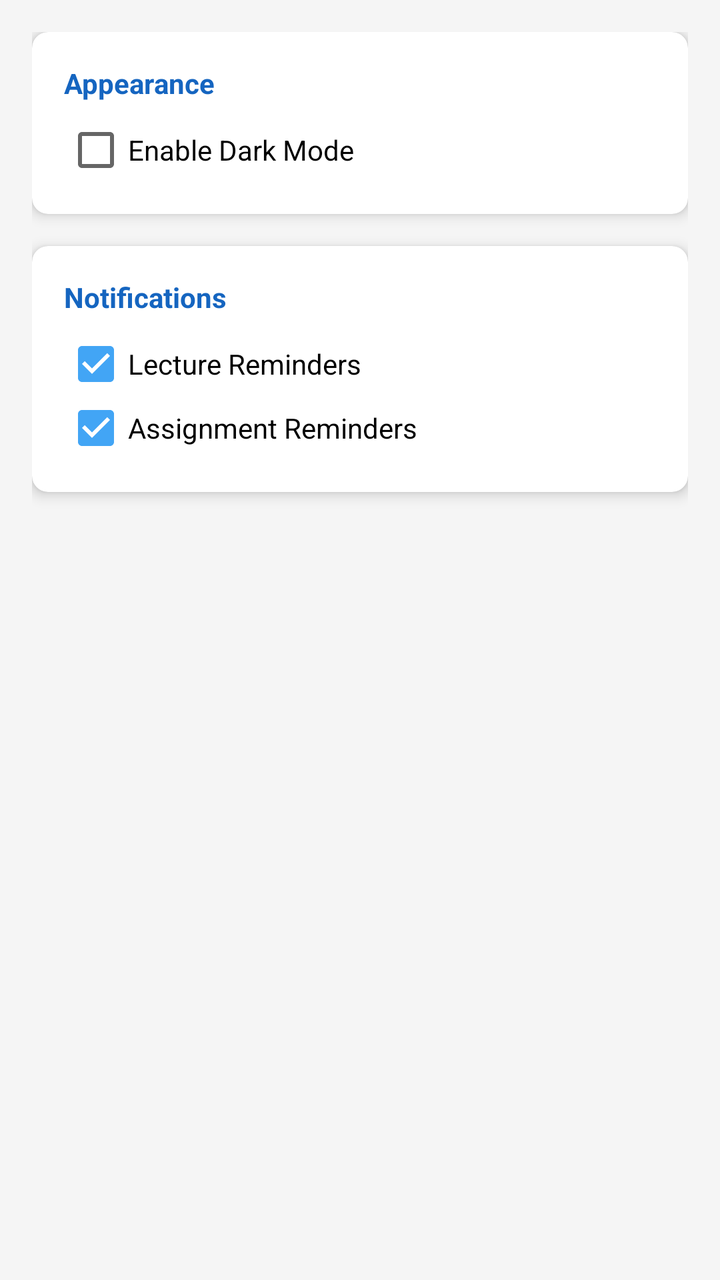
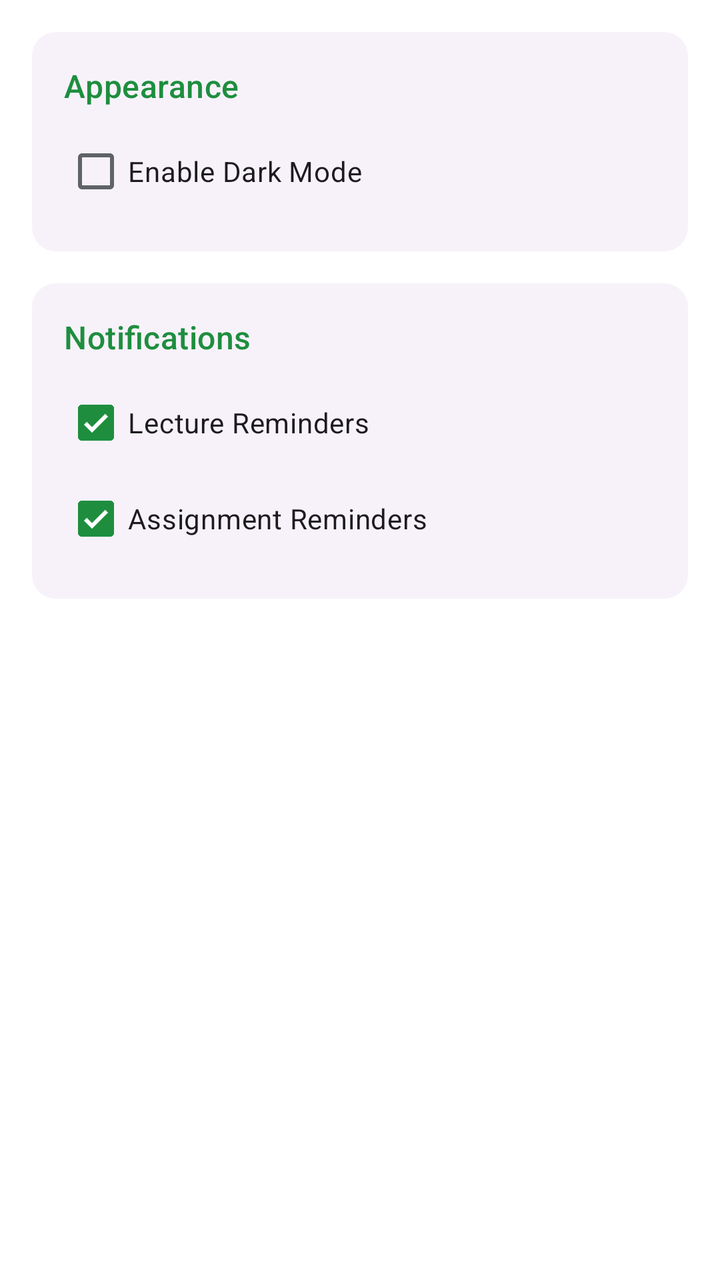

Two renders of the same Android screen: before a commit and after it. Below are the layout's source before the change and the commit's diff.
<!-- AndroidManifest.xml: application theme Theme.Studbuddy -->
<!-- res/layout/fragment_settings.xml -->
<?xml version="1.0" encoding="utf-8"?>
<LinearLayout xmlns:android="http://schemas.android.com/apk/res/android"
    xmlns:app="http://schemas.android.com/apk/res-auto"
    android:layout_width="match_parent"
    android:layout_height="match_parent"
    android:background="@color/colorBackground"
    android:orientation="vertical"
    android:padding="16dp">

    <androidx.cardview.widget.CardView
        android:layout_width="match_parent"
        android:layout_height="wrap_content"
        app:cardCornerRadius="8dp"
        app:cardElevation="4dp">

        <LinearLayout
            android:layout_width="match_parent"
            android:layout_height="wrap_content"
            android:orientation="vertical"
            android:padding="16dp">

            <TextView
                android:layout_width="wrap_content"
                android:layout_height="wrap_content"
                android:text="Appearance"
                android:textColor="@color/colorPrimary"
                android:textStyle="bold" />

            <CheckBox
                android:id="@+id/cbDarkMode"
                android:layout_width="match_parent"
                android:layout_height="wrap_content"
                android:layout_marginTop="8dp"
                android:text="Enable Dark Mode" />

        </LinearLayout>
    </androidx.cardview.widget.CardView>

    <androidx.cardview.widget.CardView
        android:layout_width="match_parent"
        android:layout_height="wrap_content"
        android:layout_marginTop="16dp"
        app:cardCornerRadius="8dp"
        app:cardElevation="4dp">

        <LinearLayout
            android:layout_width="match_parent"
            android:layout_height="wrap_content"
            android:orientation="vertical"
            android:padding="16dp">

            <TextView
                android:layout_width="wrap_content"
                android:layout_height="wrap_content"
                android:text="Notifications"
                android:textColor="@color/colorPrimary"
                android:textStyle="bold" />

            <CheckBox
                android:id="@+id/cbLectureReminders"
                android:layout_width="match_parent"
                android:layout_height="wrap_content"
                android:layout_marginTop="8dp"
                android:checked="true"
                android:text="Lecture Reminders" />

            <CheckBox
                android:id="@+id/cbAssignmentReminders"
                android:layout_width="match_parent"
                android:layout_height="wrap_content"
                android:checked="true"
                android:text="Assignment Reminders" />

        </LinearLayout>
    </androidx.cardview.widget.CardView>

</LinearLayout>
<!-- resources referenced by this layout -->
<resources>
  <color name="colorBackground">#F5F5F5</color>
  <color name="colorPrimary">#1565C0</color>
  <style name="Theme.Studbuddy" parent="Theme.AppCompat.Light.NoActionBar">
          
          <item name="colorPrimary">@color/colorPrimary</item>
          <item name="colorPrimaryDark">@color/colorPrimaryDark</item>
          <item name="colorAccent">@color/colorAccent</item>
          
          <item name="android:windowBackground">@color/colorBackground</item>
      </style>
  <color name="colorPrimaryDark">#003c8f</color>
  <color name="colorAccent">#42A5F5</color>
</resources>

<!-- the commit's change to res/layout/fragment_settings.xml (unified diff, before → after) -->
@@ -3,15 +3,15 @@
     xmlns:app="http://schemas.android.com/apk/res-auto"
     android:layout_width="match_parent"
     android:layout_height="match_parent"
-    android:background="@color/colorBackground"
+    android:background="?attr/colorSurface"
     android:orientation="vertical"
     android:padding="16dp">
 
-    <androidx.cardview.widget.CardView
+    <com.google.android.material.card.MaterialCardView
         android:layout_width="match_parent"
         android:layout_height="wrap_content"
-        app:cardCornerRadius="8dp"
-        app:cardElevation="4dp">
+        style="?attr/materialCardViewElevatedStyle"
+        app:cardCornerRadius="12dp">
 
         <LinearLayout
             android:layout_width="match_parent"
@@ -23,10 +23,10 @@
                 android:layout_width="wrap_content"
                 android:layout_height="wrap_content"
                 android:text="Appearance"
-                android:textColor="@color/colorPrimary"
-                android:textStyle="bold" />
+                android:textAppearance="?attr/textAppearanceTitleMedium"
+                android:textColor="?attr/colorPrimary" />
 
-            <CheckBox
+            <com.google.android.material.checkbox.MaterialCheckBox
                 android:id="@+id/cbDarkMode"
                 android:layout_width="match_parent"
                 android:layout_height="wrap_content"
@@ -34,14 +34,14 @@
                 android:text="Enable Dark Mode" />
 
         </LinearLayout>
-    </androidx.cardview.widget.CardView>
+    </com.google.android.material.card.MaterialCardView>
 
-    <androidx.cardview.widget.CardView
+    <com.google.android.material.card.MaterialCardView
         android:layout_width="match_parent"
         android:layout_height="wrap_content"
         android:layout_marginTop="16dp"
-        app:cardCornerRadius="8dp"
-        app:cardElevation="4dp">
+        style="?attr/materialCardViewElevatedStyle"
+        app:cardCornerRadius="12dp">
 
         <LinearLayout
             android:layout_width="match_parent"
@@ -53,10 +53,10 @@
                 android:layout_width="wrap_content"
                 android:layout_height="wrap_content"
                 android:text="Notifications"
-                android:textColor="@color/colorPrimary"
-                android:textStyle="bold" />
+                android:textAppearance="?attr/textAppearanceTitleMedium"
+                android:textColor="?attr/colorPrimary" />
 
-            <CheckBox
+            <com.google.android.material.checkbox.MaterialCheckBox
                 android:id="@+id/cbLectureReminders"
                 android:layout_width="match_parent"
                 android:layout_height="wrap_content"
@@ -64,7 +64,7 @@
                 android:checked="true"
                 android:text="Lecture Reminders" />
 
-            <CheckBox
+            <com.google.android.material.checkbox.MaterialCheckBox
                 android:id="@+id/cbAssignmentReminders"
                 android:layout_width="match_parent"
                 android:layout_height="wrap_content"
@@ -72,6 +72,6 @@
                 android:text="Assignment Reminders" />
 
         </LinearLayout>
-    </androidx.cardview.widget.CardView>
+    </com.google.android.material.card.MaterialCardView>
 
 </LinearLayout>
<!-- resource entries referenced after the edit -->
@@ -1,16 +1,58 @@
 <!-- resources referenced by this layout -->
 <resources>
-  <color name="colorBackground">#F5F5F5</color>
-  <color name="colorPrimary">#1565C0</color>
-  <style name="Theme.Studbuddy" parent="Theme.AppCompat.Light.NoActionBar">
+  <style name="Theme.Studbuddy" parent="Theme.Material3.DayNight.NoActionBar">
           
-          <item name="colorPrimary">@color/colorPrimary</item>
-          <item name="colorPrimaryDark">@color/colorPrimaryDark</item>
-          <item name="colorAccent">@color/colorAccent</item>
+          <item name="colorPrimary">@color/md_theme_light_primary</item>
+          <item name="colorOnPrimary">@color/md_theme_light_onPrimary</item>
+          <item name="colorPrimaryContainer">@color/md_theme_light_primaryContainer</item>
+          <item name="colorOnPrimaryContainer">@color/md_theme_light_onPrimaryContainer</item>
+          <item name="colorSecondary">@color/md_theme_light_secondary</item>
+          <item name="colorOnSecondary">@color/md_theme_light_onSecondary</item>
+          <item name="colorSecondaryContainer">@color/md_theme_light_secondaryContainer</item>
+          <item name="colorOnSecondaryContainer">@color/md_theme_light_onSecondaryContainer</item>
+          <item name="colorTertiary">@color/md_theme_light_tertiary</item>
+          <item name="colorOnTertiary">@color/md_theme_light_onTertiary</item>
+          <item name="colorTertiaryContainer">@color/md_theme_light_tertiaryContainer</item>
+          <item name="colorOnTertiaryContainer">@color/md_theme_light_onTertiaryContainer</item>
+          <item name="colorError">@color/md_theme_light_error</item>
+          <item name="colorOnError">@color/md_theme_light_onError</item>
+          <item name="colorErrorContainer">@color/md_theme_light_errorContainer</item>
+          <item name="colorOnErrorContainer">@color/md_theme_light_onErrorContainer</item>
+          <item name="android:windowBackground">@color/md_theme_light_background</item>
+          <item name="colorOutline">@color/md_theme_light_outline</item>
+          <item name="colorSurfaceVariant">@color/md_theme_light_surfaceVariant</item>
+          <item name="colorOnSurfaceVariant">@color/md_theme_light_onSurfaceVariant</item>
+          <item name="colorSurface">@color/md_theme_light_surface</item>
+          <item name="colorOnSurface">@color/md_theme_light_onSurface</item>
+  
           
-          <item name="android:windowBackground">@color/colorBackground</item>
+          <item name="headerBackground">?attr/colorSurface</item>
+          <item name="headerTextColor">?attr/colorOnSurface</item>
+  
+          
+          <item name="materialCardViewStyle">@style/Widget.Material3.CardView.Outlined</item>
       </style>
-  <color name="colorPrimaryDark">#003c8f</color>
-  <color name="colorAccent">#42A5F5</color>
+  <color name="md_theme_light_primary">#1E8E3E</color>
+  <color name="md_theme_light_onPrimary">#FFFFFF</color>
+  <color name="md_theme_light_primaryContainer">#E6F4EA</color>
+  <color name="md_theme_light_onPrimaryContainer">#0D652D</color>
+  <color name="md_theme_light_secondary">#5F6368</color>
+  <color name="md_theme_light_onSecondary">#FFFFFF</color>
+  <color name="md_theme_light_secondaryContainer">#E8EAED</color>
+  <color name="md_theme_light_onSecondaryContainer">#202124</color>
+  <color name="md_theme_light_tertiary">#1967D2</color>
+  <color name="md_theme_light_onTertiary">#FFFFFF</color>
+  <color name="md_theme_light_tertiaryContainer">#E8F0FE</color>
+  <color name="md_theme_light_onTertiaryContainer">#174EA6</color>
+  <color name="md_theme_light_error">#D93025</color>
+  <color name="md_theme_light_onError">#FFFFFF</color>
+  <color name="md_theme_light_errorContainer">#FCE8E6</color>
+  <color name="md_theme_light_onErrorContainer">#A50E0E</color>
+  <color name="md_theme_light_background">#F8F9FA</color>
+  <color name="md_theme_light_outline">#DADCE0</color>
+  <color name="md_theme_light_surfaceVariant">#F1F3F4</color>
+  <color name="md_theme_light_onSurfaceVariant">#5F6368</color>
+  <color name="md_theme_light_surface">#FFFFFF</color>
+  <color name="md_theme_light_onSurface">#202124</color>
 </resources>
 
